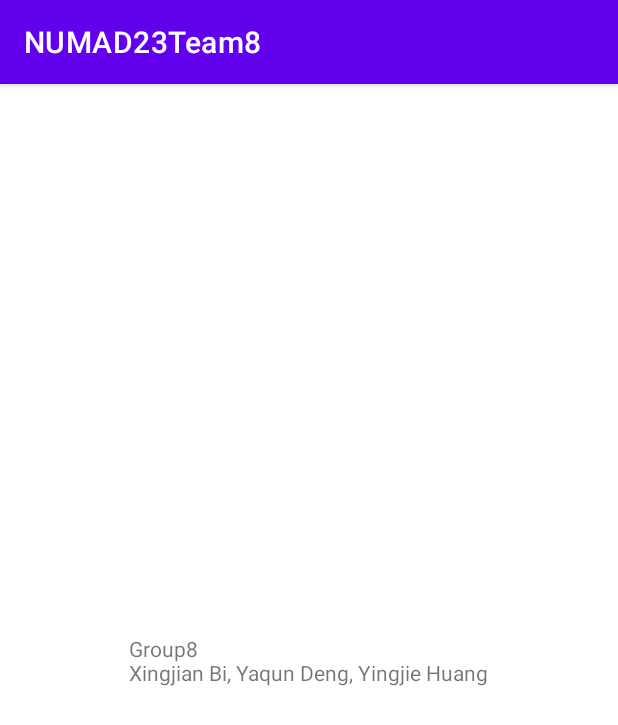
After one commit to yyyyhuang/SafeSheAndroidApp, an Android app: the AboutActivity screen opened directly, with no data from a screen before it, on a phone screen of 412 x 824 dp. The commit adds this screen. Shown: the top 725 px of the screen. Run offline under Robolectric (Android 15) with nearby library versions, the phone set to English and light mode, and no system bars.

Commit message:
about activity done

```diff
--- /dev/null
+++ b/app/src/main/java/edu/northeastern/numad23team8/AboutActivity.java
@@ -0,0 +1,14 @@
+package edu.northeastern.numad23team8;
+
+import androidx.appcompat.app.AppCompatActivity;
+
+import android.os.Bundle;
+
+public class AboutActivity extends AppCompatActivity {
+
+    @Override
+    protected void onCreate(Bundle savedInstanceState) {
+        super.onCreate(savedInstanceState);
+        setContentView(R.layout.activity_about);
+    }
+}
--- /dev/null
+++ b/app/src/main/res/layout/activity_about.xml
@@ -0,0 +1,18 @@
+<?xml version="1.0" encoding="utf-8"?>
+<androidx.constraintlayout.widget.ConstraintLayout xmlns:android="http://schemas.android.com/apk/res/android"
+    xmlns:app="http://schemas.android.com/apk/res-auto"
+    xmlns:tools="http://schemas.android.com/tools"
+    android:layout_width="match_parent"
+    android:layout_height="match_parent"
+    tools:context=".AboutActivity">
+
+    <TextView
+        android:id="@+id/textView"
+        android:layout_width="wrap_content"
+        android:layout_height="wrap_content"
+        android:text="Group8\nXingjian Bi, Yaqun Deng, Yingjie Huang"
+        app:layout_constraintBottom_toBottomOf="parent"
+        app:layout_constraintStart_toStartOf="parent"
+        app:layout_constraintEnd_toEndOf="parent"
+        app:layout_constraintTop_toTopOf="parent"/>
+</androidx.constraintlayout.widget.ConstraintLayout>
```
Also changed, not shown: app/src/main/AndroidManifest.xml (+14 -7 lines), app/src/main/java/edu/northeastern/numad23team8/MainActivity.java (+10 -0 lines), app/src/main/java/edu/northeastern/numad23team8/NetworkUtil.java (deleted, +0 -78 lines), app/src/main/res/layout/activity_main.xml (+22 -0 lines).
